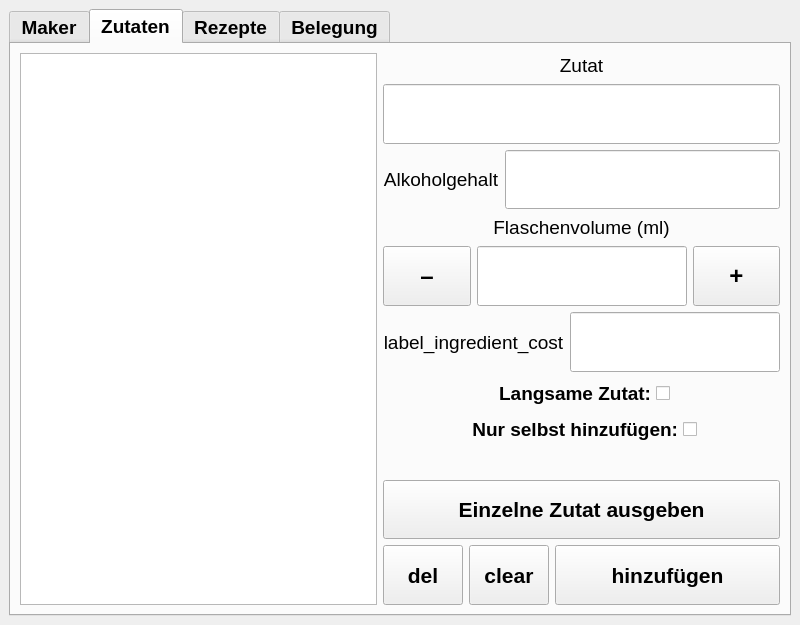
Before: the Qt Designer form src/ui_elements/cocktailmanager.ui in AndreWohnsland/CocktailBerry, drawn with Qt 5.
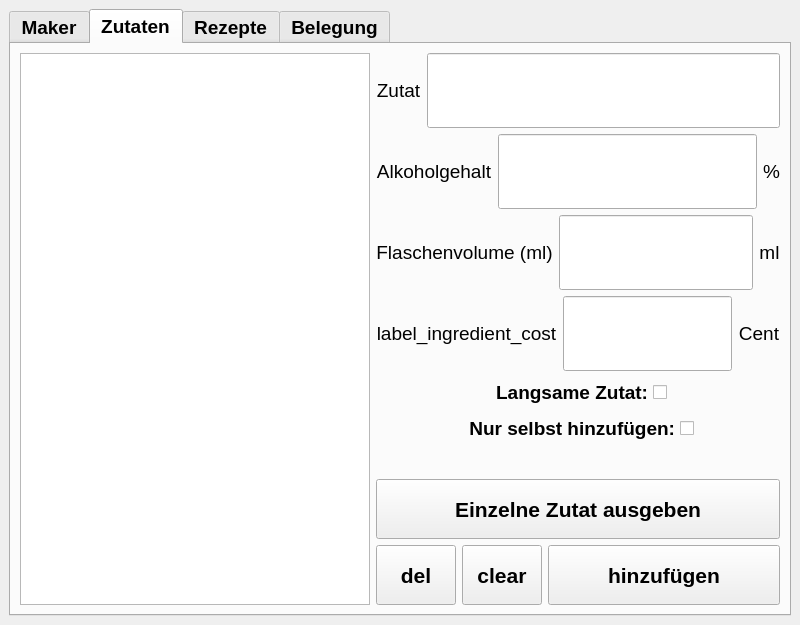
After: the same form once the commit is applied. The open tabs and pages were chosen to show the change. Custom widgets are drawn as their Qt base class.

Commit message: Refactor ingredient editor fo space efficiency

What changed in the file:
```diff
--- a/src/ui_elements/cocktailmanager.ui
+++ b/src/ui_elements/cocktailmanager.ui
@@ -970,8 +970,8 @@
          </widget>
         </item>
         <item>
-         <layout class="QGridLayout" name="gridLayout_6" rowstretch="0,0,0,0,0,0,0,0,0,0,0,0">
-          <item row="8" column="0" colspan="4">
+         <layout class="QGridLayout" name="gridLayout_6" rowstretch="0,0,0,0,0,0,0,0,0,0">
+          <item row="6" column="0" colspan="4">
            <layout class="QHBoxLayout" name="horizontalLayout_24">
             <item>
              <spacer name="horizontalSpacer">
@@ -1036,33 +1036,7 @@
             </item>
            </layout>
           </item>
-          <item row="0" column="0" colspan="4">
-           <widget class="QLabel" name="LIngredient">
-            <property name="maximumSize">
-             <size>
-              <width>16777215</width>
-              <height>25</height>
-             </size>
-            </property>
-            <property name="font">
-             <font>
-              <pointsize>14</pointsize>
-              <weight>50</weight>
-              <bold>false</bold>
-             </font>
-            </property>
-            <property name="text">
-             <string>Zutat</string>
-            </property>
-            <property name="alignment">
-             <set>Qt::AlignCenter</set>
-            </property>
-            <property name="cssClass" stdset="0">
-             <string/>
-            </property>
-           </widget>
-          </item>
-          <item row="11" column="2" colspan="2">
+          <item row="9" column="2" colspan="2">
            <widget class="QPushButton" name="PBZutathinzu">
             <property name="minimumSize">
              <size>
@@ -1091,7 +1065,7 @@
             </property>
            </widget>
           </item>
-          <item row="11" column="0">
+          <item row="9" column="0">
            <widget class="QPushButton" name="PBZdelete">
             <property name="minimumSize">
              <size>
@@ -1120,37 +1094,31 @@
             </property>
            </widget>
           </item>
-          <item row="5" column="0" colspan="4">
+          <item row="3" column="0" colspan="4">
            <layout class="QHBoxLayout" name="horizontalLayout_21">
             <item>
-             <widget class="QPushButton" name="PBZminus">
-              <property name="sizePolicy">
-               <sizepolicy hsizetype="Expanding" vsizetype="Fixed">
-                <horstretch>0</horstretch>
-                <verstretch>0</verstretch>
-               </sizepolicy>
-              </property>
-              <property name="minimumSize">
-               <size>
-                <width>80</width>
-                <height>30</height>
-               </size>
-              </property>
+             <widget class="QLabel" name="LBottleVolume">
               <property name="maximumSize">
                <size>
-                <width>300</width>
-                <height>100</height>
+                <width>16777215</width>
+                <height>25</height>
                </size>
               </property>
               <property name="font">
                <font>
-                <pointsize>18</pointsize>
-                <weight>75</weight>
-                <bold>true</bold>
+                <pointsize>14</pointsize>
+                <weight>50</weight>
+                <bold>false</bold>
                </font>
               </property>
               <property name="text">
-               <string>–</string>
+               <string>Flaschenvolume (ml)</string>
+              </property>
+              <property name="alignment">
+               <set>Qt::AlignCenter</set>
+              </property>
+              <property name="cssClass" stdset="0">
+               <string/>
               </property>
              </widget>
             </item>
@@ -1184,69 +1152,40 @@
              </widget>
             </item>
             <item>
-             <widget class="QPushButton" name="PBZplus">
-              <property name="sizePolicy">
-               <sizepolicy hsizetype="Expanding" vsizetype="Fixed">
-                <horstretch>0</horstretch>
-                <verstretch>0</verstretch>
-               </sizepolicy>
-              </property>
+             <widget class="QLabel" name="label_ingredient_volume_unit">
               <property name="minimumSize">
                <size>
-                <width>80</width>
+                <width>0</width>
                 <height>30</height>
                </size>
               </property>
               <property name="maximumSize">
                <size>
-                <width>300</width>
+                <width>16777215</width>
                 <height>100</height>
                </size>
               </property>
               <property name="font">
                <font>
-                <pointsize>18</pointsize>
-                <weight>75</weight>
-                <bold>true</bold>
+                <pointsize>14</pointsize>
+                <weight>50</weight>
+                <bold>false</bold>
                </font>
               </property>
               <property name="text">
-               <string>+</string>
+               <string>ml</string>
+              </property>
+              <property name="alignment">
+               <set>Qt::AlignCenter</set>
+              </property>
+              <property name="cssClass" stdset="0">
+               <string/>
               </property>
              </widget>
             </item>
            </layout>
           </item>
-          <item row="1" column="0" colspan="4">
-           <widget class="ClickableLineEdit" name="LEZutatRezept">
-            <property name="minimumSize">
-             <size>
-              <width>0</width>
-              <height>30</height>
-             </size>
-            </property>
-            <property name="maximumSize">
-             <size>
-              <width>16777215</width>
-              <height>100</height>
-             </size>
-            </property>
-            <property name="font">
-             <font>
-              <pointsize>16</pointsize>
-              <weight>75</weight>
-              <bold>true</bold>
-             </font>
-            </property>
-            <property name="alignment">
-             <set>Qt::AlignCenter</set>
-            </property>
-            <property name="cssClass" stdset="0">
-             <string>secondary bold</string>
-            </property>
-           </widget>
-          </item>
-          <item row="10" column="0" colspan="4">
+          <item row="8" column="0" colspan="4">
            <widget class="QPushButton" name="PBZeinzelnd">
             <property name="minimumSize">
              <size>
@@ -1275,33 +1214,7 @@
             </property>
            </widget>
           </item>
-          <item row="4" column="0" colspan="4">
-           <widget class="QLabel" name="LBottleVolume">
-            <property name="maximumSize">
-             <size>
-              <width>16777215</width>
-              <height>25</height>
-             </size>
-            </property>
-            <property name="font">
-             <font>
-              <pointsize>14</pointsize>
-              <weight>50</weight>
-              <bold>false</bold>
-             </font>
-            </property>
-            <property name="text">
-             <string>Flaschenvolume (ml)</string>
-            </property>
-            <property name="alignment">
-             <set>Qt::AlignCenter</set>
-            </property>
-            <property name="cssClass" stdset="0">
-             <string/>
-            </property>
-           </widget>
-          </item>
-          <item row="7" column="0" colspan="4">
+          <item row="5" column="0" colspan="4">
            <layout class="QHBoxLayout" name="horizontalLayout_26">
             <item>
              <spacer name="horizontalSpacer_5">
@@ -1366,7 +1279,7 @@
             </item>
            </layout>
           </item>
-          <item row="11" column="1">
+          <item row="9" column="1">
            <widget class="QPushButton" name="PBZclear">
             <property name="minimumSize">
              <size>
@@ -1398,7 +1311,7 @@
             </property>
            </widget>
           </item>
-          <item row="3" column="0" colspan="4">
+          <item row="1" column="0" colspan="4">
            <layout class="QHBoxLayout" name="horizontalLayout_10">
             <item>
              <widget class="QLabel" name="LAlcoholLevel">
@@ -1461,9 +1374,41 @@
               </property>
              </widget>
             </item>
+            <item>
+             <widget class="QLabel" name="label_ingredient_alcohol_unit">
+              <property name="minimumSize">
+               <size>
+                <width>0</width>
+                <height>30</height>
+               </size>
+              </property>
+              <property name="maximumSize">
+               <size>
+                <width>16777215</width>
+                <height>100</height>
+               </size>
+              </property>
+              <property name="font">
+               <font>
+                <pointsize>14</pointsize>
+                <weight>50</weight>
+                <bold>false</bold>
+               </font>
+              </property>
+              <property name="text">
+               <string>%</string>
+              </property>
+              <property name="alignment">
+               <set>Qt::AlignCenter</set>
+              </property>
+              <property name="cssClass" stdset="0">
+               <string/>
+              </property>
+             </widget>
+            </item>
            </layout>
           </item>
-          <item row="6" column="0" colspan="4">
+          <item row="4" column="0" colspan="4">
            <layout class="QHBoxLayout" name="horizontalLayout_8">
             <item>
              <widget class="QLabel" name="label_ingredient_cost">
@@ -1526,9 +1471,41 @@
               </property>
              </widget>
             </item>
+            <item>
+             <widget class="QLabel" name="label_ingredient_cost_unit">
+              <property name="minimumSize">
+               <size>
+                <width>0</width>
+                <height>30</height>
+               </size>
+              </property>
+              <property name="maximumSize">
+               <size>
+                <width>16777215</width>
+                <height>100</height>
+               </size>
+              </property>
+              <property name="font">
+               <font>
+                <pointsize>14</pointsize>
+                <weight>50</weight>
+                <bold>false</bold>
+               </font>
+              </property>
+              <property name="text">
+               <string>Cent</string>
+              </property>
+              <property name="alignment">
+               <set>Qt::AlignCenter</set>
+              </property>
+              <property name="cssClass" stdset="0">
+               <string/>
+              </property>
+             </widget>
+            </item>
            </layout>
           </item>
-          <item row="9" column="0" colspan="4">
+          <item row="7" column="0" colspan="4">
            <spacer name="verticalSpacer_17">
             <property name="orientation">
              <enum>Qt::Vertical</enum>
@@ -1544,6 +1521,71 @@
             </property>
            </spacer>
           </item>
+          <item row="0" column="0" colspan="4">
+           <layout class="QHBoxLayout" name="horizontalLayout_14">
+            <item>
+             <widget class="QLabel" name="label_ingredient_name">
+              <property name="minimumSize">
+               <size>
+                <width>0</width>
+                <height>30</height>
+               </size>
+              </property>
+              <property name="maximumSize">
+               <size>
+                <width>16777215</width>
+                <height>100</height>
+               </size>
+              </property>
+              <property name="font">
+               <font>
+                <pointsize>14</pointsize>
+                <weight>50</weight>
+                <bold>false</bold>
+               </font>
+              </property>
+              <property name="text">
+               <string>Zutat</string>
+              </property>
+              <property name="alignment">
+               <set>Qt::AlignCenter</set>
+              </property>
+              <property name="cssClass" stdset="0">
+               <string/>
+              </property>
+             </widget>
+            </item>
+            <item>
+             <widget class="ClickableLineEdit" name="line_edit_ingredient_name">
+              <property name="minimumSize">
+               <size>
+                <width>0</width>
+                <height>30</height>
+               </size>
+              </property>
+              <property name="maximumSize">
+               <size>
+                <width>16777215</width>
+                <height>100</height>
+               </size>
+              </property>
+              <property name="font">
+               <font>
+                <pointsize>16</pointsize>
+                <weight>75</weight>
+                <bold>true</bold>
+               </font>
+              </property>
+              <property name="alignment">
+               <set>Qt::AlignCenter</set>
+              </property>
+              <property name="cssClass" stdset="0">
+               <string>secondary bold</string>
+              </property>
+             </widget>
+            </item>
+           </layout>
+          </item>
          </layout>
         </item>
        </layout>
```
The commit also changes 5 other files.
